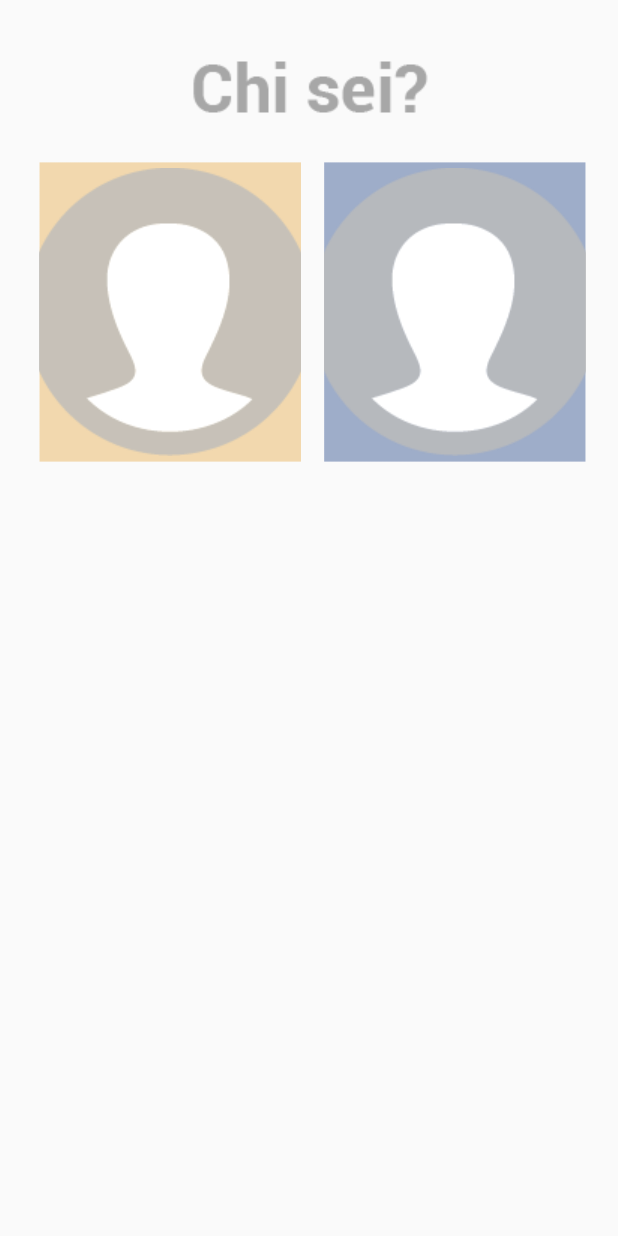
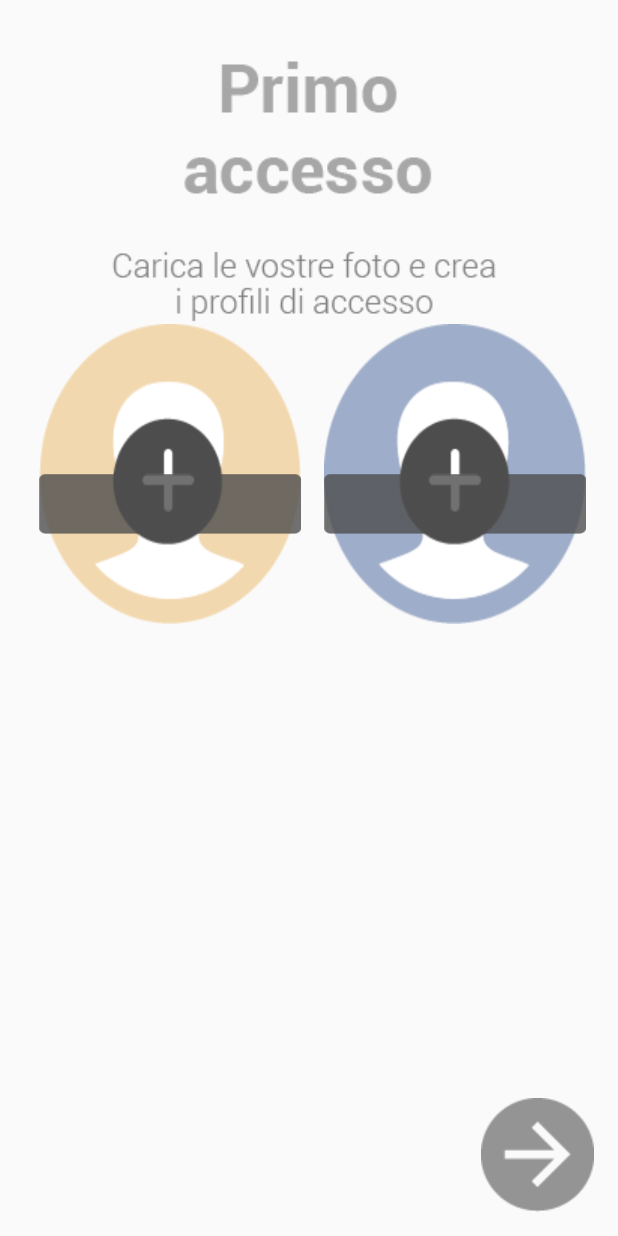
Before and after one commit to marccode/IldiariodiGIo, an Android app: the screen it shows after launch (LoginActivity before the commit, FirstLoginActivity after it), after a tap on an icon or button, on a phone screen of 412 x 824 dp. Run offline under Robolectric (Android 15) with nearby library versions, the phone set to English and light mode, and no system bars.

Commit message:
login hecho, funciona correctamente
lo del teclado no lo he conseguido hacer bien

he creado firstlogin y modificaactivity
ademas he modificado loginactivity y startactivity
vamos todas las que habia hasta ahora jajajaja

```diff
--- a/app/src/main/AndroidManifest.xml
+++ b/app/src/main/AndroidManifest.xml
@@ -15,8 +15,10 @@
                 <category android:name="android.intent.category.LAUNCHER" />
             </intent-filter>
         </activity>
-        <activity android:name=".LoginActivity"></activity>
-        <activity android:name=".HomeActivity"></activity>
+        <activity android:name=".LoginActivity" />
+        <activity android:name=".HomeActivity" />
+        <activity android:name=".FirstLoginActivity" />
+        <activity android:name=".ModificaActivity"></activity>
     </application>
 
 </manifest>
--- a/app/src/main/java/com/polimi/deib/ildiariodigio/StartActivity.java
+++ b/app/src/main/java/com/polimi/deib/ildiariodigio/StartActivity.java
@@ -1,6 +1,8 @@
 package com.polimi.deib.ildiariodigio;
 
 import android.content.Intent;
+import android.content.SharedPreferences;
+import android.preference.PreferenceManager;
 import android.support.v7.app.AppCompatActivity;
 import android.os.Bundle;
 import android.view.View;
@@ -11,19 +13,37 @@ import android.widget.Toast;
 public class StartActivity extends AppCompatActivity {
 
     ImageButton enter_button;
+    SharedPreferences prefs;
 
     @Override
     protected void onCreate(Bundle savedInstanceState) {
         super.onCreate(savedInstanceState);
         setContentView(R.layout.activity_start);
 
+
+        prefs = PreferenceManager.getDefaultSharedPreferences(getBaseContext());
+
         enter_button = (ImageButton)findViewById(R.id.imageButton_enter);
         enter_button.setOnClickListener(new View.OnClickListener() {
             @Override
             public void onClick(View v) {
-                Toast.makeText(getApplicationContext(), "Entering the application", Toast.LENGTH_LONG).show();
-                Intent myIntent = new Intent(StartActivity.this, LoginActivity.class);
-                StartActivity.this.startActivity(myIntent);
+                boolean previouslyStarted = prefs.getBoolean("pref_previously_started", false);
+                if(!previouslyStarted) {
+                    SharedPreferences.Editor edit = prefs.edit();
+                    edit.putBoolean("pref_previously_started", Boolean.TRUE);
+                    edit.commit();
+                    Toast.makeText(getApplicationContext(), "Entering the application", Toast.LENGTH_LONG).show();
+                    Intent myIntent = new Intent(StartActivity.this, FirstLoginActivity.class);
+                    StartActivity.this.startActivity(myIntent);
+
+                }
+                else {
+                    Toast.makeText(getApplicationContext(), "Entering the application", Toast.LENGTH_LONG).show();
+                    Intent myIntent = new Intent(StartActivity.this, LoginActivity.class);
+                    StartActivity.this.startActivity(myIntent);
+                }
+
+
             }
         });
     }
--- /dev/null
+++ b/app/src/main/res/layout/activity_first_login.xml
@@ -0,0 +1,96 @@
+<?xml version="1.0" encoding="utf-8"?>
+<RelativeLayout xmlns:android="http://schemas.android.com/apk/res/android"
+    xmlns:tools="http://schemas.android.com/tools"
+    android:layout_width="wrap_content"
+    android:layout_height="match_parent"
+    android:paddingBottom="@dimen/activity_vertical_margin"
+    android:paddingLeft="@dimen/activity_horizontal_margin"
+    android:paddingRight="@dimen/activity_horizontal_margin"
+    android:paddingTop="@dimen/activity_vertical_margin"
+    tools:context="com.polimi.deib.ildiariodigio.FirstLoginActivity">
+
+    <ImageView
+        android:id="@+id/title_primo_acceso"
+        android:layout_width="wrap_content"
+        android:layout_height="wrap_content"
+        android:layout_alignParentTop="true"
+        android:layout_centerHorizontal="true"
+        android:layout_marginTop="20dip"
+        android:src="@drawable/title_primo_acceso"/>
+
+    <ImageView
+        android:id="@+id/text_instructions"
+        android:layout_width="wrap_content"
+        android:layout_height="wrap_content"
+        android:layout_below="@id/title_primo_acceso"
+        android:layout_alignParentTop="true"
+        android:layout_centerHorizontal="true"
+        android:layout_marginTop="150dip"
+        android:src="@drawable/text_instructions"/>
+
+    <ImageButton
+        android:id="@+id/button_enter"
+        android:layout_width="wrap_content"
+        android:layout_height="wrap_content"
+        android:background="@drawable/button_enter"
+        android:layout_alignParentBottom="true"
+        android:layout_alignParentRight="true"/>
+
+    <LinearLayout
+        android:layout_width="wrap_content"
+        android:layout_height="wrap_content">
+
+        <ImageButton
+            android:id="@+id/imageButton_upload_parent"
+            android:layout_weight="1"
+            android:layout_width="0dp"
+            android:layout_height="200dip"
+            android:background="@drawable/upload_photo_parent"
+            android:layout_marginLeft="10dip"
+            android:layout_marginRight="5dp"
+            android:layout_marginTop="200dp"/>
+
+
+        <ImageButton
+            android:id="@+id/imageButton_upload_kid"
+            android:layout_weight="1"
+            android:layout_width="0dp"
+            android:layout_height="200dip"
+            android:layout_marginLeft="10dip"
+            android:layout_marginRight="5dp"
+            android:background="@drawable/upload_photo_kid"
+            android:layout_marginTop="200dp"/>
+
+
+    </LinearLayout>
+
+    <LinearLayout
+        android:layout_width="wrap_content"
+        android:layout_height="wrap_content">
+
+        <EditText
+            android:id="@+id/nome_genitori"
+            android:layout_weight="0.31"
+            android:layout_width="0dp"
+            android:layout_height="40dip"
+            android:layout_marginLeft="10dip"
+            android:layout_marginRight="5dp"
+            android:background="@drawable/text_field"
+            android:layout_marginTop="300dp"
+            android:inputType="textCapWords"/>
+
+        <EditText
+            android:id="@+id/nome_bambino"
+            android:layout_weight="0.31"
+            android:layout_width="0dp"
+            android:layout_height="40dp"
+            android:layout_marginLeft="10dip"
+            android:layout_marginRight="5dp"
+            android:background="@drawable/text_field"
+            android:layout_marginTop="300dp"
+            android:inputType="textCapWords"/>
+
+
+    </LinearLayout>
+
+</RelativeLayout>
--- a/app/src/main/res/layout/activity_start.xml
+++ b/app/src/main/res/layout/activity_start.xml
@@ -10,6 +10,7 @@
     android:background="@drawable/background"
     tools:context="com.polimi.deib.ildiariodigio.StartActivity">
 
+
     <ImageButton
         android:id="@+id/imageButton_enter"
         android:layout_width="200dip"
```
Also changed, not shown: app/src/main/java/com/polimi/deib/ildiariodigio/LoginActivity.java (+11 -0 lines), app/src/main/res/layout/activity_login.xml (+9 -0 lines), app/src/main/res/layout/activity_modifica.xml (added, +96 -0 lines), app/src/main/res/drawable/button_enter.png (added), app/src/main/res/drawable/screen_modify_instructions.png (added), app/src/main/res/drawable/text_field.png (added), app/src/main/res/drawable/text_instructions.png (added), app/src/main/res/drawable/title_modify_profile.png (added), app/src/main/res/drawable/title_primo_acceso.png (added), app/src/main/res/drawable/upload_photo_kid.png (added), app/src/main/res/drawable/upload_photo_parent.png (added).
